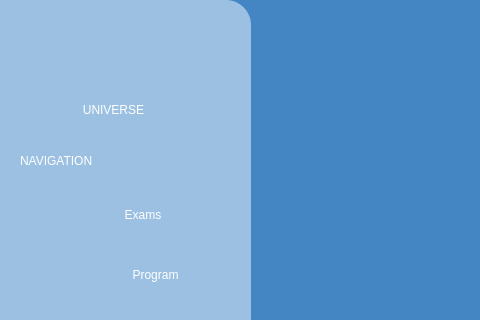
Old version of the form AGUniverse/presentationLayer/main_menu.ui in the repository codingburgas/sprint-eschool-ag-universe; both pictures show x 0 to 480 and y 0 to 320 of the 1100 by 720 pixel window.
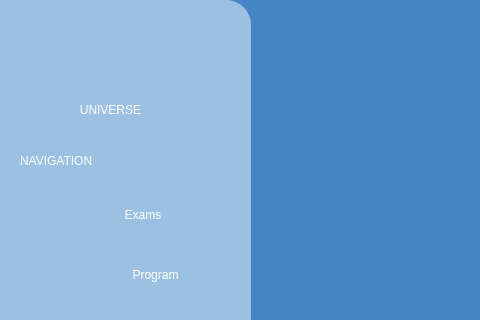
New version of the form. Icons and pictures are not drawn.

Diff of the .ui file:
```diff
--- a/AGUniverse/presentationLayer/main_menu.ui
+++ b/AGUniverse/presentationLayer/main_menu.ui
@@ -326,9 +326,9 @@
    <widget class="QLabel" name="label">
     <property name="geometry">
      <rect>
-      <x>68</x>
+      <x>60</x>
       <y>100</y>
-      <width>91</width>
+      <width>101</width>
       <height>20</height>
      </rect>
     </property>
```
Left out of the diff: 4 changed lines with no effect on the pictures.
